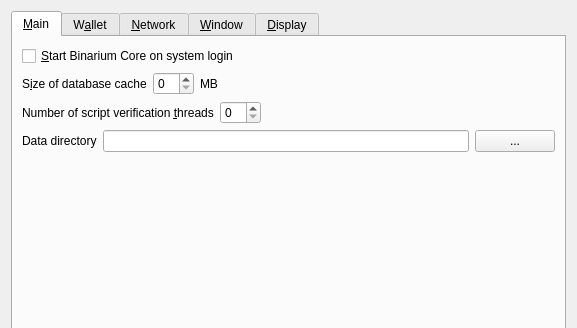
Qt form src/qt/forms/optionsdialog.ui (binariumpay/binarium) before a commit; both pictures show x 0 to 577 and y 0 to 328 of the 577 by 490 pixel window.
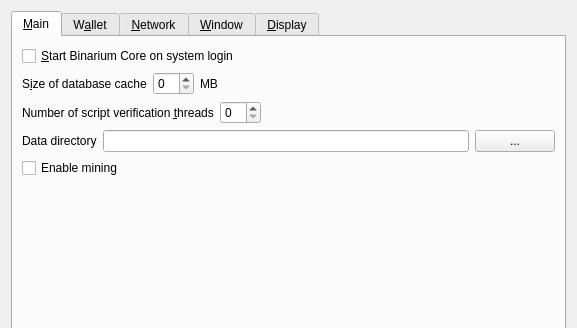
The same form after that commit. Custom widgets are drawn as their Qt base class.

Patch:
```diff
--- a/src/qt/forms/optionsdialog.ui
+++ b/src/qt/forms/optionsdialog.ui
@@ -166,6 +166,13 @@
          </item>
         </layout>
        </item>
+       <item>
+        <widget class="QCheckBox" name="cbEnableMining">
+         <property name="text">
+          <string>Enable mining</string>
+         </property>
+        </widget>
+       </item>
        <item>
         <widget class="QLabel" name="lbDataDirMessage">
          <property name="text">
```
Left out of the diff: 7 changed lines with no effect on the pictures.
